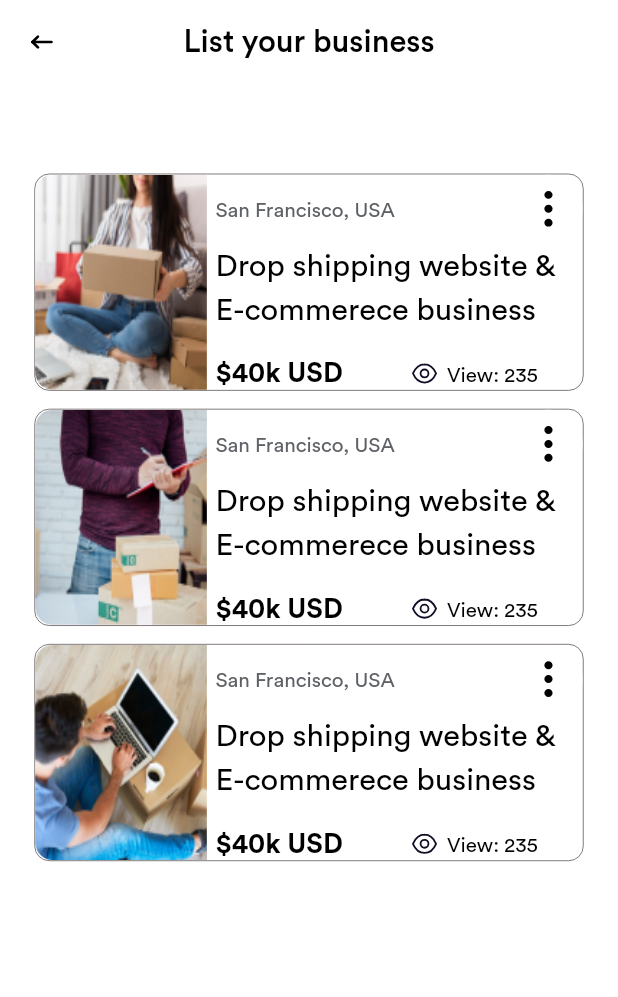
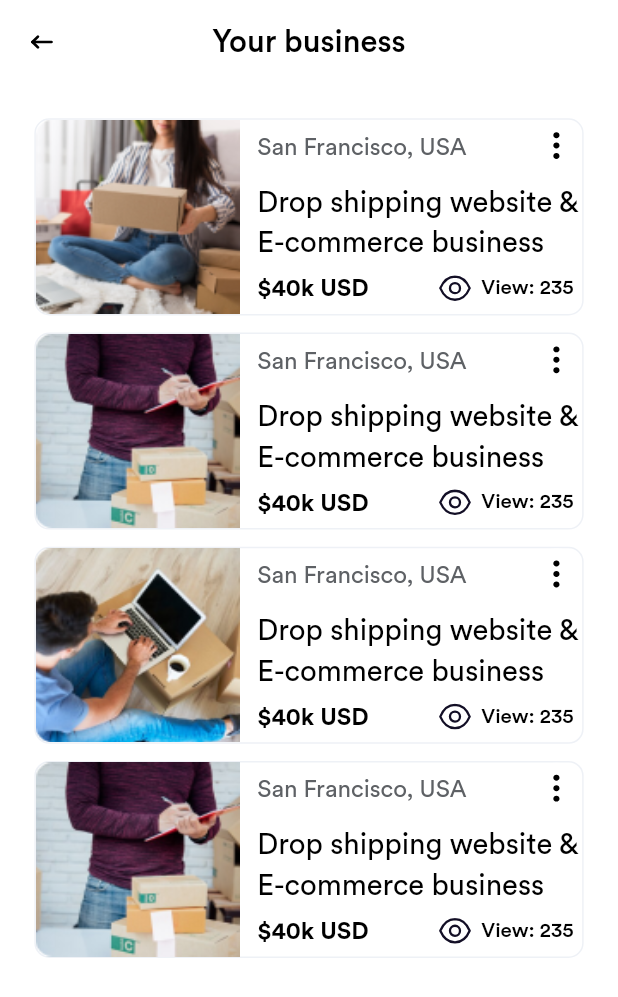
Before and after one commit to MuhammadAsim19/Biz-Pay-Flutter-App, a Flutter app: the ProfileScreen screen opened directly, after a tap on "List your business", on a phone screen of 412 x 824 dp. Shown: the top 997 px of the screen. Run offline on Flutter 3.47's test engine with Material 2 defaults, Android fonts, the phone set to English and light mode, and no system bars; our stand-ins replace cached_network_image, connectivity_plus, country_code_picker, dotted_border, file_picker, flutter_bloc and 11 more; missing offline and left inert: android_path_provider, flutter_downloader; accounts and stored records are empty.

Commit message:
design issue solve

```diff
--- a/lib/Data/DataSource/Resources/strings.dart
+++ b/lib/Data/DataSource/Resources/strings.dart
@@ -59,6 +59,9 @@ class AppStrings {
   static const String personalLinfo = 'Personal information';
   static const String ChangePass = 'Change Password';
   static const String listYourbis = 'List your business';
+  static const String yourBussines = 'your business';
+  static const String dropShoping =
+      'Drop shipping website &\nE-commerece business';
   static const String referAfri = 'Refer a friend';
   static const String privacyPol = 'Privacy policy';
   static const String termsAndcon = 'Terms and Conditions';
--- a/lib/Data/DataSource/Resources/utils.dart
+++ b/lib/Data/DataSource/Resources/utils.dart
@@ -2,6 +2,6 @@ import 'package:flutter/cupertino.dart';
 
 class Utils {
 
-static const String Dropshipping = 'Drop shipping website & E-commerece business ';
+  static const String Dropshipping = '';
 
 }
--- /dev/null
+++ b/lib/Presentation/Widgets/Dashboard/Profile/Components/bussines_tile.dart
@@ -0,0 +1,90 @@
+import 'package:buysellbiz/Data/DataSource/Resources/Extensions/extensions.dart';
+import 'package:buysellbiz/Data/DataSource/Resources/imports.dart';
+import 'package:buysellbiz/Domain/BusinessModel/buisiness_model.dart';
+import 'package:buysellbiz/Presentation/Widgets/Dashboard/Profile/Components/custom_popup_menu.dart';
+
+class BussinesList extends StatelessWidget {
+  final List<BusinessProductModel> businessProducts;
+  final void Function(BusinessProductModel val) getData;
+  final int? index;
+
+  const BussinesList(
+      {super.key,
+      required this.businessProducts,
+      required this.getData,
+      this.index});
+
+  @override
+  Widget build(BuildContext context) {
+    return SizedBox(
+      height: 110.h,
+      child: GestureDetector(
+        onTap: () {},
+        child: Container(
+          width: 338.sp,
+          decoration: ShapeDecoration(
+            color: Colors.white,
+            shape: RoundedRectangleBorder(
+              side: const BorderSide(width: 1, color: Color(0xFFEEF1F6)),
+              borderRadius: BorderRadius.circular(10),
+            ),
+          ),
+          child: Row(
+            crossAxisAlignment: CrossAxisAlignment.start,
+            children: [
+              AssetImageWidget(
+                url: businessProducts[index!].businessImage!,
+                width: 119.sp,
+                height: 120.h,
+              ),
+              10.x,
+              Expanded(
+                child: Column(
+                  mainAxisAlignment: MainAxisAlignment.start,
+                  crossAxisAlignment: CrossAxisAlignment.start,
+                  children: [
+                    Row(
+                      children: [
+                        AppText(businessProducts[index!].location!,
+                            style: Styles.circularStdRegular(context,
+                                color: AppColors.lightGreyColor)),
+                        const Spacer(),
+                        const CustomPopupMenu(),
+                      ],
+                    ),
+                    5.y,
+                    Align(
+                        child: AppText(
+                      businessProducts[index!].businessName!,
+                      style:
+                          Styles.circularStdRegular(context, fontSize: 17.sp),
+                      maxLine: 3,
+                    )),
+                    5.y,
+                    Row(
+                      children: [
+                        AppText(businessProducts[index!].price!,
+                            style: Styles.circularStdBold(context)),
+                        const Spacer(),
+                        SizedBox(
+                          height: 20.h,
+                          width: 20.w,
+                          child: SvgPicture.asset(Assets.show),
+                        ),
+                        5.x,
+                        AppText(AppStrings.viewTwentyfive,
+                            style: Styles.circularStdMedium(context,
+                                fontSize: 12.sp)),
+                        5.x,
+                      ],
+                    ),
+                  ],
+                ),
+              )
+            ],
+          ),
+        ),
+      ),
+    );
+  }
+}
--- a/lib/Presentation/Widgets/Dashboard/Profile/Components/custom_list_tile.dart
+++ b/lib/Presentation/Widgets/Dashboard/Profile/Components/custom_list_tile.dart
@@ -16,7 +16,7 @@ class CustomListTile extends StatelessWidget {
   @override
   Widget build(BuildContext context) {
     return Padding(
-      padding: EdgeInsets.symmetric(vertical: 10.sp, horizontal: 5.sp),
+      padding: EdgeInsets.symmetric(vertical: 15.sp, horizontal: 5.sp),
       child: Row(
         children: [
           Expanded(child: SvgPicture.asset(leadingicon!)),
--- a/lib/Presentation/Widgets/Dashboard/Profile/Components/custom_popup_menu.dart
+++ b/lib/Presentation/Widgets/Dashboard/Profile/Components/custom_popup_menu.dart
@@ -28,8 +28,8 @@ class CustomPopupMenu extends StatelessWidget {
         // }
       },
       child: SizedBox(
-        height: 40.sp,
-        width: 40.sp,
+        height: 30.sp,
+        width: 30.sp,
         child: SvgPicture.asset(
           Assets.threeDots,
         ),
@@ -41,9 +41,7 @@ class CustomPopupMenu extends StatelessWidget {
           height: 30.sp,
           child: Row(
             children: [
-               Expanded(
-                  flex: 1,
-                  child:  SvgPicture.asset(Assets.editbusiness)),
+              Expanded(flex: 1, child: SvgPicture.asset(Assets.editbusiness)),
               4.x,
               Expanded(
                 flex: 4,
@@ -69,8 +67,7 @@ class CustomPopupMenu extends StatelessWidget {
             children: [
               Expanded(
                 flex: 1,
-                  child:
-                  SvgPicture.asset(Assets.sendbusiness),
+                child: SvgPicture.asset(Assets.sendbusiness),
               ),
               4.x,
               Expanded(
@@ -96,8 +93,7 @@ class CustomPopupMenu extends StatelessWidget {
             children: [
               Expanded(
                 flex: 1,
-                  child:
-                   SvgPicture.asset(Assets.delete),
+                child: SvgPicture.asset(Assets.delete),
               ),
               4.x,
               Expanded(
@@ -120,7 +116,6 @@ class CustomPopupMenu extends StatelessWidget {
 }
 
 enum MenuItem1 {
-
   edit,
   delete,
   share,
--- a/lib/Presentation/Widgets/Dashboard/Profile/profile.dart
+++ b/lib/Presentation/Widgets/Dashboard/Profile/profile.dart
@@ -19,17 +19,21 @@ class ProfileScreen extends StatelessWidget {
   Widget build(BuildContext context) {
     return Scaffold(
       backgroundColor: Colors.white,
-      body: SingleChildScrollView(
-        child: Padding(
+      body: Padding(
         padding: EdgeInsets.symmetric(horizontal: 10.sp),
         child: Column(
           children: [
-              60.y,
+            40.y,
             AssetImageWidget(
               url: Assets.dummyImage2,
               radius: 60.r,
               isCircle: true,
             ),
+            Expanded(
+              child: SingleChildScrollView(
+                physics: const BouncingScrollPhysics(),
+                child: Column(
+                  children: [
                     10.y,
                     Text(
                       AppStrings.gabriel,
@@ -113,6 +117,10 @@ class ProfileScreen extends StatelessWidget {
                         ),
                       ],
                     ),
+                  ],
+                ),
+              ),
+            ),
             50.y,
             CustomButton(
               gapWidth: 7.w,
@@ -140,7 +148,6 @@ class ProfileScreen extends StatelessWidget {
           ],
         ),
       ),
-      ),
     );
   }
 }
--- a/lib/Presentation/Widgets/Dashboard/Profile/your_business.dart
+++ b/lib/Presentation/Widgets/Dashboard/Profile/your_business.dart
@@ -2,121 +2,66 @@ import 'package:buysellbiz/Data/DataSource/Resources/Extensions/extensions.dart'
 import 'package:buysellbiz/Data/DataSource/Resources/imports.dart';
 import 'package:buysellbiz/Data/DataSource/Resources/strings.dart';
 import 'package:buysellbiz/Data/DataSource/Resources/utils.dart';
+import 'package:buysellbiz/Domain/BusinessModel/buisiness_model.dart';
 import 'package:buysellbiz/Presentation/Widgets/Dashboard/Chat/Components/pop_munu.dart';
+import 'package:buysellbiz/Presentation/Widgets/Dashboard/Profile/Components/bussines_tile.dart';
 import 'package:buysellbiz/Presentation/Widgets/Dashboard/Profile/Components/custom_appbar.dart';
 import 'package:buysellbiz/Presentation/Widgets/Dashboard/Profile/Components/custom_popup_menu.dart';
 import 'package:buysellbiz/Presentation/Widgets/Dashboard/Profile/change_password.dart';
 
 class YourBusiness extends StatelessWidget {
-  List<String> images = [
-    Assets.businessimage1,
-    Assets.businessimage2,
-    Assets.businessimage3
+  List<BusinessProductModel> businessProducts = [
+    BusinessProductModel(
+        businessImage: Assets.businessimage1,
+        businessName: 'Drop shipping website & E-commerce business',
+        price: '\$40k USD',
+        location: "San Francisco, USA"),
+    BusinessProductModel(
+        businessImage: Assets.businessimage2,
+        businessName: 'Drop shipping website & E-commerce business',
+        price: '\$40k USD',
+        location: "San Francisco, USA"),
+    BusinessProductModel(
+        businessImage: Assets.businessimage3,
+        businessName: 'Drop shipping website & E-commerce business',
+        price: '\$40k USD',
+        location: "San Francisco, USA"),
+    BusinessProductModel(
+        businessImage: Assets.businessimage2,
+        businessName: 'Drop shipping website & E-commerce business',
+        price: '\$40k USD',
+        location: "San Francisco, USA"),
   ];
 
   YourBusiness({super.key});
+
   @override
   Widget build(BuildContext context) {
     return Scaffold(
       appBar: const CustomAppBar(
-        title: AppStrings.listYourbis,
+        title: AppStrings.yourBusiness,
       ),
       backgroundColor: Colors.white,
       body: SingleChildScrollView(
-        child: Padding(
-          padding: EdgeInsets.symmetric(horizontal: 20.sp),
-          child: Column(
-            children: [
-              40.y,
-              Column(
-                children: [
-                  Container(
-                    height: 600.h,
-                    width: 500.h,
-                    child: ListView.builder(
-                      itemCount: images.length,
-                      itemBuilder: (context, index) {
-                        final product = images[index];
-                        return Container(
-                          margin: EdgeInsets.only(top: 10.h),
-                          decoration: BoxDecoration(
-                            border: Border.all(
-                                color: const Color.fromARGB(255, 107, 99, 99),
-                                width: 0.5.w),
-                            borderRadius: BorderRadius.circular(10.0),
-                          ),
-                          child: Row(
-                            children: [
-                              ClipRRect(
-                                borderRadius: BorderRadius.only(
-                                    topLeft: Radius.circular(10.r),
-                                    bottomLeft: Radius.circular(10.r)),
-                                child: AssetImageWidget(
-                                    height: 120.h,
-                                    width: 100.w,
-                                    url: images[index]),
-                              ),
-                              5.x,
-                              5.y,
-                              Expanded(
-                                child: Column(
-                                  crossAxisAlignment: CrossAxisAlignment.start,
-                                  children: [
-                                    Row(
-                                      children: [
-                                        AppText(
-                                          AppStrings.sanfancisco,
-                                          style: Styles.circularStdRegular(
-                                              context,
-                                              fontSize: 12.sp,
-                                              color: AppColors.greyMedium),
-                                        ),
-                                       Spacer(),
-                                        CustomPopupMenu(),
-                                      ],
-                                    ),
-
-                                    Text(
-                                      Utils.Dropshipping,
-                                      style: Styles.circularStdRegular(context,
-                                          fontSize: 18.sp,
-                                          color: AppColors.blackColor),
-                                    ),
-                                    15.y,
-                                    Row(
-                                      children: [
-                                        Text(
-                                          AppStrings.fourtyK,
-                                          style: Styles.circularStdBold(context,
-                                              fontSize: 16.sp,
-                                              color: AppColors.blackColor),
-                                        ),
-                                        40.x,
-                                        SvgPicture.asset(Assets.show),
-                                        5.x,
-                                        AppText(AppStrings.viewTwentyfive,
-                                            style: Styles.circularStdRegular(
-                                              context,
-                                              fontSize: 12.sp,
-                                            ))
-                                      ],
-                                    ),
-                                    // SvgPicture.asset(Assets.arrowleft)
-                                    // Text(product.description, style: TextStyle(fontSize: 16.0)),
-                                    // Text('\$${product.price.toStringAsFixed(2)}', style: TextStyle(fontSize: 18.0, fontWeight: FontWeight.bold)),
-                                  ],
-                                ),
-                              ),
-                            ],
-                          ),
-                        );
-                      },
-                    ),
-                  )
-                ],
-              ),
-              50.y,
-            ],
+        child: SizedBox(
+          height: 0.90.sh,
+          width: 1.sw,
+          child: ListView.separated(
+            separatorBuilder: (context, index) {
+              return SizedBox(
+                height: 10.sp,
+              );
+            },
+            padding: EdgeInsets.only(
+                left: 20.sp, right: 20.sp, bottom: 20.sp, top: 20.sp),
+            itemCount: businessProducts.length,
+            itemBuilder: (context, index) {
+              return BussinesList(
+                index: index,
+                businessProducts: businessProducts,
+                getData: (BusinessProductModel val) {},
+              );
+            },
           ),
         ),
       ),
```
Lines whose indentation alone changed are shown as unchanged.
